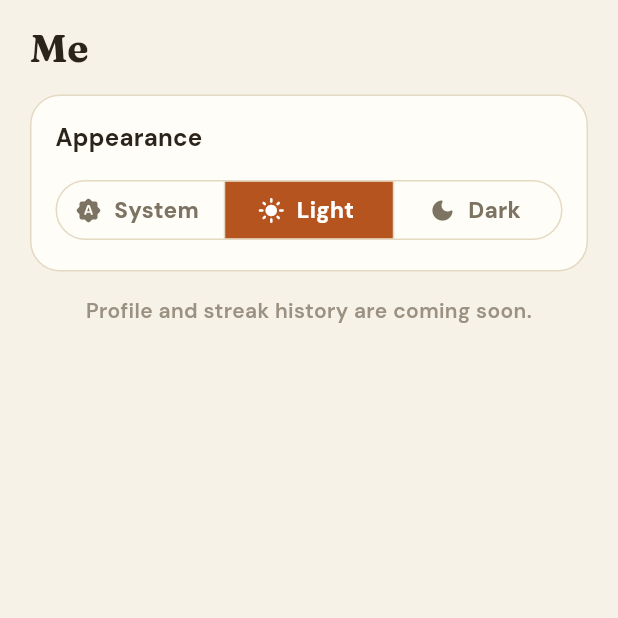
After one commit to ch3tak/the-study-gym, a Flutter app: the MeScreen screen opened directly, after a tap on "Light", on a phone screen of 412 x 824 dp, the top half of it. The commit adds this screen. Run offline on Flutter 3.47's test engine with Material 3 defaults, Android fonts, the light colour scheme and no system bars; our stand-ins replace confetti, flutter_riverpod, google_fonts, shared_preferences, supabase_flutter; missing offline and left inert: flutter_math_fork; accounts and stored records are empty.

Commit message:
feat(app): in-app System/Light/Dark switch on the Me tab

```diff
--- /dev/null
+++ b/app/lib/core/theme/theme_mode.dart
@@ -0,0 +1,38 @@
+import 'package:flutter/material.dart';
+import 'package:flutter_riverpod/flutter_riverpod.dart';
+import 'package:shared_preferences/shared_preferences.dart';
+
+/// The student's System / Light / Dark choice. A per-device display
+/// preference, so it lives in shared_preferences, not Supabase.
+class ThemeModeNotifier extends Notifier<ThemeMode> {
+  static const prefsKey = 'theme_mode';
+
+  /// Set by `main()` from [loadSaved] before `runApp`, so the first frame
+  /// already uses the saved theme.
+  static ThemeMode initial = ThemeMode.system;
+
+  /// The saved choice, or System if there's none or it can't be read.
+  static Future<ThemeMode> loadSaved() async {
+    try {
+      final saved = (await SharedPreferences.getInstance()).getString(prefsKey);
+      return ThemeMode.values.firstWhere((m) => m.name == saved, orElse: () => ThemeMode.system);
+    } catch (e) {
+      debugPrint('Could not load theme mode: $e');
+      return ThemeMode.system;
+    }
+  }
+
+  @override
+  ThemeMode build() => initial;
+
+  Future<void> setMode(ThemeMode mode) async {
+    state = mode;
+    try {
+      await (await SharedPreferences.getInstance()).setString(prefsKey, mode.name);
+    } catch (e) {
+      debugPrint('Could not save theme mode: $e');
+    }
+  }
+}
+
+final themeModeProvider = NotifierProvider<ThemeModeNotifier, ThemeMode>(ThemeModeNotifier.new);
--- /dev/null
+++ b/app/lib/features/me/me_screen.dart
@@ -0,0 +1,80 @@
+import 'package:flutter/material.dart';
+import 'package:flutter_riverpod/flutter_riverpod.dart';
+
+import '../../core/theme/app_colors.dart';
+import '../../core/theme/app_theme.dart';
+import '../../core/theme/theme_mode.dart';
+
+/// Me tab. Only Appearance for now; profile and streak history come later.
+class MeScreen extends ConsumerWidget {
+  const MeScreen({super.key});
+
+  @override
+  Widget build(BuildContext context, WidgetRef ref) {
+    final colors = context.colors;
+    final textTheme = Theme.of(context).textTheme;
+    final mode = ref.watch(themeModeProvider);
+
+    return Scaffold(
+      body: SafeArea(
+        child: ListView(
+          padding: const EdgeInsets.fromLTRB(AppTheme.space20, AppTheme.space16, AppTheme.space20, AppTheme.space24),
+          children: [
+            Text('Me', style: textTheme.headlineLarge),
+            const SizedBox(height: AppTheme.space16),
+            Container(
+              padding: const EdgeInsets.all(AppTheme.space16),
+              decoration: BoxDecoration(
+                color: colors.surface,
+                borderRadius: BorderRadius.circular(AppTheme.radiusLg),
+                border: Border.all(color: colors.border),
+              ),
+              child: Column(
+                crossAxisAlignment: CrossAxisAlignment.stretch,
+                children: [
+                  Text('Appearance', style: textTheme.titleMedium),
+                  const SizedBox(height: AppTheme.space12),
+                  SegmentedButton<ThemeMode>(
+                    showSelectedIcon: false,
+                    segments: const [
+                      ButtonSegment(
+                        value: ThemeMode.system,
+                        label: Text('System'),
+                        icon: Icon(Icons.brightness_auto_rounded),
+                      ),
+                      ButtonSegment(
+                        value: ThemeMode.light,
+                        label: Text('Light'),
+                        icon: Icon(Icons.light_mode_rounded),
+                      ),
+                      ButtonSegment(
+                        value: ThemeMode.dark,
+                        label: Text('Dark'),
+                        icon: Icon(Icons.dark_mode_rounded),
+                      ),
+                    ],
+                    selected: {mode},
+                    onSelectionChanged: (s) => ref.read(themeModeProvider.notifier).setMode(s.first),
+                    style: SegmentedButton.styleFrom(
+                      backgroundColor: colors.surface,
+                      foregroundColor: colors.inkSoft,
+                      selectedBackgroundColor: colors.accent,
+                      selectedForegroundColor: colors.accentInk,
+                      side: BorderSide(color: colors.border),
+                    ),
+                  ),
+                ],
+              ),
+            ),
+            const SizedBox(height: AppTheme.space16),
+            Text(
+              'Profile and streak history are coming soon.',
+              textAlign: TextAlign.center,
+              style: textTheme.bodyMedium?.copyWith(color: colors.inkFaint),
+            ),
+          ],
+        ),
+      ),
+    );
+  }
+}
--- a/app/lib/main.dart
+++ b/app/lib/main.dart
@@ -4,6 +4,7 @@ import 'package:supabase_flutter/supabase_flutter.dart';
 
 import 'core/config/env.dart';
 import 'core/theme/app_theme.dart';
+import 'core/theme/theme_mode.dart';
 import 'data/app_state.dart';
 import 'data/content.dart';
 import 'data/content_repository.dart';
@@ -43,10 +44,12 @@ Future<void> main() async {
   TheoryProgressNotifier.repositoryOverride = TheoryProgressRepository(Supabase.instance.client);
   StudyGymApp.contentLoader = () => ContentRepository(Supabase.instance.client).fetchAll();
 
+  ThemeModeNotifier.initial = await ThemeModeNotifier.loadSaved();
+
   runApp(const ProviderScope(child: StudyGymApp()));
 }
 
-class StudyGymApp extends StatelessWidget {
+class StudyGymApp extends ConsumerWidget {
   const StudyGymApp({super.key});
 
   /// How `_StartupGate` fetches content. Set by `main()` to the real
@@ -57,13 +60,13 @@ class StudyGymApp extends StatelessWidget {
       () => throw StateError('StudyGymApp.contentLoader was not set before running the app.');
 
   @override
-  Widget build(BuildContext context) {
+  Widget build(BuildContext context, WidgetRef ref) {
     return MaterialApp(
       title: 'Study Gym',
       debugShowCheckedModeBanner: false,
       theme: AppTheme.light,
       darkTheme: AppTheme.dark,
-      themeMode: ThemeMode.system,
+      themeMode: ref.watch(themeModeProvider),
       home: const _StartupGate(),
     );
   }
--- a/app/pubspec.yaml
+++ b/app/pubspec.yaml
@@ -16,6 +16,7 @@ dependencies:
   supabase_flutter: ^2.8.0
   uuid: ^4.5.1
   flutter_math_fork: ^0.7.4
+  shared_preferences: ^2.5.5
 
 dev_dependencies:
   flutter_test:
```
Also changed, not shown: app/pubspec.lock, 2 other files.
